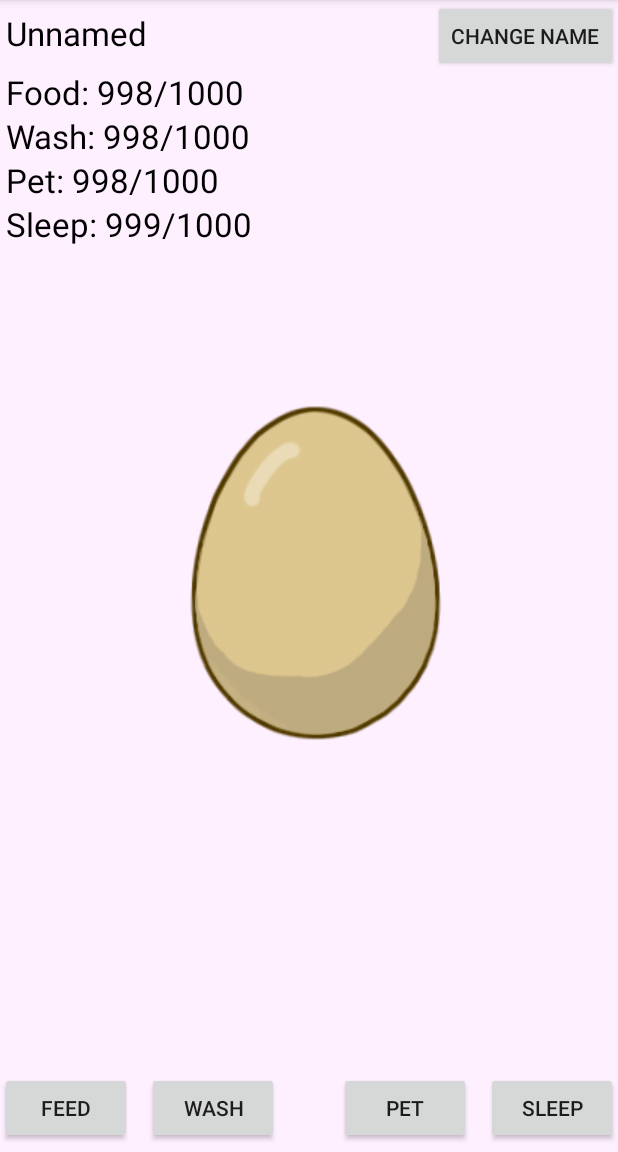
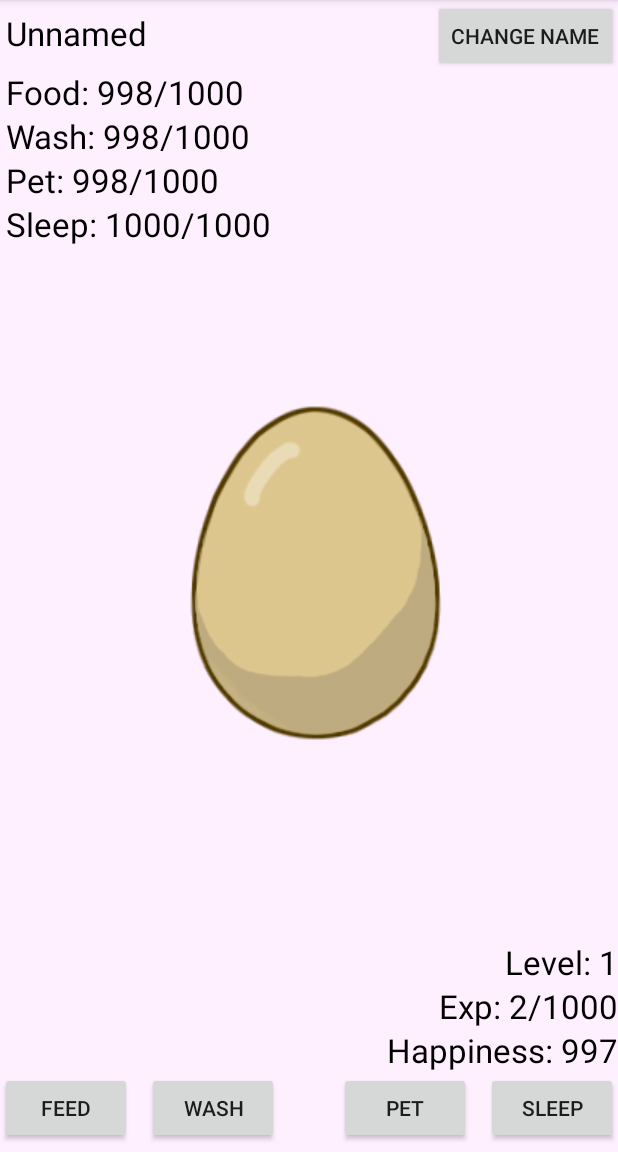
Before and after one commit to ToveVirtanen/Lemmikki, an Android app: the screen it shows after launch (MainActivity), after a tap on "SLEEP", on a phone screen of 412 x 824 dp, the part 84-1236 px from its top. Run offline under Robolectric (Android 15) with nearby library versions, the phone set to English and light mode, and no system bars.

Commit message:
Versia s yaycoy

```diff
--- a/app/src/main/java/com/example/user/lemmikki/MainActivity.java
+++ b/app/src/main/java/com/example/user/lemmikki/MainActivity.java
@@ -1,7 +1,11 @@
 package com.example.user.lemmikki;
 
 import android.app.Activity;
+import android.app.Notification;
+import android.app.NotificationManager;
+import android.app.PendingIntent;
 import android.content.Context;
+import android.content.Intent;
 import android.content.SharedPreferences;
 import android.graphics.Color;
 import android.graphics.drawable.Drawable;
@@ -43,7 +47,7 @@ public class MainActivity extends AppCompatActivity {
     public final int MaxSleep = 1000;
     public int TimerCycle;
     public int BaseTimerCycle;
-    public int Hapinnes;
+    public int Happiness;
     public int CurExp;
     public int NextLevelExp;
     public int CurLevel;
@@ -62,12 +66,16 @@ public class MainActivity extends AppCompatActivity {
         Loss=1;
         Gain=100;
         BaseTimerCycle = 3000;
-
+        NextLevelExp = 1000;
+//first time drawing interface
         final TextView TextViewFood = (TextView) findViewById(R.id.TextViewFood);
         final TextView TextViewWash = (TextView) findViewById(R.id.TextViewWash);
         final TextView TextViewPet = (TextView) findViewById(R.id.TextViewPet);
         final TextView TextViewSleep = (TextView) findViewById(R.id.TextViewSleep);
         final TextView textViewName = (TextView) findViewById(R.id.TextViewName);
+        final TextView TextViewExp = (TextView) findViewById(R.id.TextViewExp);
+        final TextView TextViewHappinnes = (TextView) findViewById(R.id.TextViewHappinnes);
+        final TextView TextViewLevel = (TextView) findViewById(R.id.TextViewLevel);
         final EditText editTextName = (EditText) findViewById(R.id.EditTextName);
 
 //      Restore preferences
@@ -89,21 +97,27 @@ public class MainActivity extends AppCompatActivity {
         if (BackGroundColorCurr==0) {
             RelativeLayout bgElement = (RelativeLayout) findViewById(R.id.main_container);
             bgElement.setBackgroundColor(getResources().getColor(R.color.LightPink));
+            textViewName.setTextColor(getResources().getColor(R.color.Black));
             TextViewFood.setTextColor(getResources().getColor(R.color.Black));
             TextViewWash.setTextColor(getResources().getColor(R.color.Black));
             TextViewPet.setTextColor(getResources().getColor(R.color.Black));
             TextViewSleep.setTextColor(getResources().getColor(R.color.Black));
-            textViewName.setTextColor(getResources().getColor(R.color.Black));
+            TextViewLevel.setTextColor(getResources().getColor(R.color.Black));
+            TextViewExp.setTextColor(getResources().getColor(R.color.Black));
+            TextViewHappinnes.setTextColor(getResources().getColor(R.color.Black));
             editTextName.setTextColor(getResources().getColor(R.color.Black));
             imageView.setImageResource(R.drawable.egg);
         } else {
             RelativeLayout bgElement = (RelativeLayout) findViewById(R.id.main_container);
             bgElement.setBackgroundColor(getResources().getColor(R.color.Black));
+            textViewName.setTextColor(getResources().getColor(R.color.White));
             TextViewFood.setTextColor(getResources().getColor(R.color.White));
             TextViewWash.setTextColor(getResources().getColor(R.color.White));
             TextViewPet.setTextColor(getResources().getColor(R.color.White));
             TextViewSleep.setTextColor(getResources().getColor(R.color.White));
-            textViewName.setTextColor(getResources().getColor(R.color.White));
+            TextViewLevel.setTextColor(getResources().getColor(R.color.White));
+            TextViewExp.setTextColor(getResources().getColor(R.color.White));
+            TextViewHappinnes.setTextColor(getResources().getColor(R.color.White));
             editTextName.setTextColor(getResources().getColor(R.color.White));
             imageView.setImageResource(R.drawable.sleepable);
         }
@@ -113,7 +127,7 @@ public class MainActivity extends AppCompatActivity {
         TextViewWash.setText("Wash: "+CurWash + "/" + MaxWash);
         TextViewPet.setText("Pet: "+CurPet + "/" + MaxPet);
         TextViewSleep.setText("Sleep: "+CurSleep + "/" + MaxSleep);
-
+//buttons
         Button buttonFeed = (Button) findViewById(R.id.buttonFeed);
         View.OnClickListener listenerFeed = new View.OnClickListener() {
             @Override
@@ -199,6 +213,9 @@ public class MainActivity extends AppCompatActivity {
                     TextViewSleep.setTextColor(getResources().getColor(R.color.White));
                     textViewName.setTextColor(getResources().getColor(R.color.White));
                     editTextName.setTextColor(getResources().getColor(R.color.White));
+                    TextViewLevel.setTextColor(getResources().getColor(R.color.White));
+                    TextViewExp.setTextColor(getResources().getColor(R.color.White));
+                    TextViewHappinnes.setTextColor(getResources().getColor(R.color.White));
                     imageView.setImageResource(R.drawable.sleepable);
                 } else {
                     BackGroundColorCurr=0;
@@ -210,6 +227,9 @@ public class MainActivity extends AppCompatActivity {
                     TextViewSleep.setTextColor(getResources().getColor(R.color.Black));
                     textViewName.setTextColor(getResources().getColor(R.color.Black));
                     editTextName.setTextColor(getResources().getColor(R.color.Black));
+                    TextViewLevel.setTextColor(getResources().getColor(R.color.Black));
+                    TextViewExp.setTextColor(getResources().getColor(R.color.Black));
+                    TextViewHappinnes.setTextColor(getResources().getColor(R.color.Black));
                     imageView.setImageResource(R.drawable.egg);
                 }
             }
@@ -251,6 +271,7 @@ public class MainActivity extends AppCompatActivity {
 //        };
 //        buttonDelSet.setOnClickListener(listenerDelSet);
 
+//timer
         class TimerTaskMain extends TimerTask {
             @Override
             public void run() {
@@ -260,7 +281,15 @@ public class MainActivity extends AppCompatActivity {
                         CurPet = CurPet - Loss;
                         CurSleep = CurSleep - Loss;
                         CurWash = CurWash - Loss;
-//                        TimerCycle = BaseTimerCycle/2;
+                        Happiness = (CurPet*CurPet+CurWash*CurWash+CurPet*CurPet+CurSleep*CurSleep)/4000;
+                        if (Happiness > 600){
+                            CurExp++;
+                        }
+                        while (CurExp>=NextLevelExp) {
+                            CurExp = 0;
+                            CurLevel++;
+                        }
+//                        TimerCycle = BaseTimerCycle;
                         BaseTimerCycle = 3000;
                         runOnUiThread(new Runnable() {
                             @Override
@@ -269,6 +298,9 @@ public class MainActivity extends AppCompatActivity {
                                 TextViewWash.setText("Wash: " + CurWash + "/" + MaxWash);
                                 TextViewPet.setText("Pet: " + CurPet + "/" + MaxPet);
                                 TextViewSleep.setText("Sleep: " + CurSleep + "/" + MaxSleep);
+                                TextViewLevel.setText("Level: " + CurLevel);
+                                TextViewExp.setText("Exp: " + CurExp + "/" + NextLevelExp);
+                                TextViewHappinnes.setText("Happiness: " + Happiness);
                             }
                         });
                         break;
@@ -276,12 +308,20 @@ public class MainActivity extends AppCompatActivity {
                         CurFood = CurFood - Loss;
                         CurPet = CurPet - Loss;
                         CurWash = CurWash - Loss;
-                        if (CurSleep<(MaxFood-2*Loss)) {
-                            CurSleep = CurSleep + 2*Loss;
+                        if (CurSleep<(MaxFood-4*Loss)) {
+                            CurSleep = CurSleep + 4*Loss;
                         } else {
                             CurSleep = MaxSleep;
                         }
-//                        TimerCycle = BaseTimerCycle;
+                        Happiness = (CurPet*CurPet+CurWash*CurWash+CurPet*CurPet+CurSleep*CurSleep)/4000;
+                        if (Happiness>600){
+                            CurExp++;
+                        }
+                        while (CurExp>=NextLevelExp) {
+                            CurExp = 0;
+                            CurLevel++;
+                        }
+//                        TimerCycle = BaseTimerCycle*2;
                         BaseTimerCycle = 6000;
                         runOnUiThread(new Runnable() {
                             @Override
@@ -290,6 +330,9 @@ public class MainActivity extends AppCompatActivity {
                                 TextViewWash.setText("Wash: " + CurWash + "/" + MaxWash);
                                 TextViewPet.setText("Pet: " + CurPet + "/" + MaxPet);
                                 TextViewSleep.setText("Sleep: " + CurSleep + "/" + MaxSleep);
+                                TextViewLevel.setText("Level: " + CurLevel);
+                                TextViewExp.setText("Exp: " + CurExp + "/" + NextLevelExp);
+                                TextViewHappinnes.setText("Happiness: " + Happiness);
                             }
                         });
                         break;
@@ -299,7 +342,8 @@ public class MainActivity extends AppCompatActivity {
 
         Timer timer=new Timer();
         TimerTask task=new TimerTaskMain();
-        timer.scheduleAtFixedRate(task, 1000, BaseTimerCycle);
+        timer.scheduleAtFixedRate(task, 1, BaseTimerCycle);
+//        timer.scheduleAtFixedRate(task, 1, TimerCycle);
 
     }
 
--- a/app/src/main/res/layout/activity_main.xml
+++ b/app/src/main/res/layout/activity_main.xml
@@ -145,5 +145,29 @@
         android:layout_centerHorizontal="true"
         android:layout_marginTop="10dp"/>
 
+    <TextView
+        android:id="@+id/TextViewHappinnes"
+        android:layout_width="wrap_content"
+        android:layout_height="wrap_content"
+        android:layout_above="@+id/buttonSleep"
+        android:layout_alignParentEnd="true"
+        android:textSize="10pt"
+        />
+    <TextView
+        android:id="@+id/TextViewExp"
+        android:layout_width="wrap_content"
+        android:layout_height="wrap_content"
+        android:layout_above="@+id/TextViewHappinnes"
+        android:layout_alignParentEnd="true"
+        android:textSize="10pt"
+        />
+    <TextView
+        android:id="@+id/TextViewLevel"
+        android:layout_width="wrap_content"
+        android:layout_height="wrap_content"
+        android:layout_above="@+id/TextViewExp"
+        android:layout_alignParentEnd="true"
+        android:textSize="10pt"
+        />
 
 </RelativeLayout>
```
